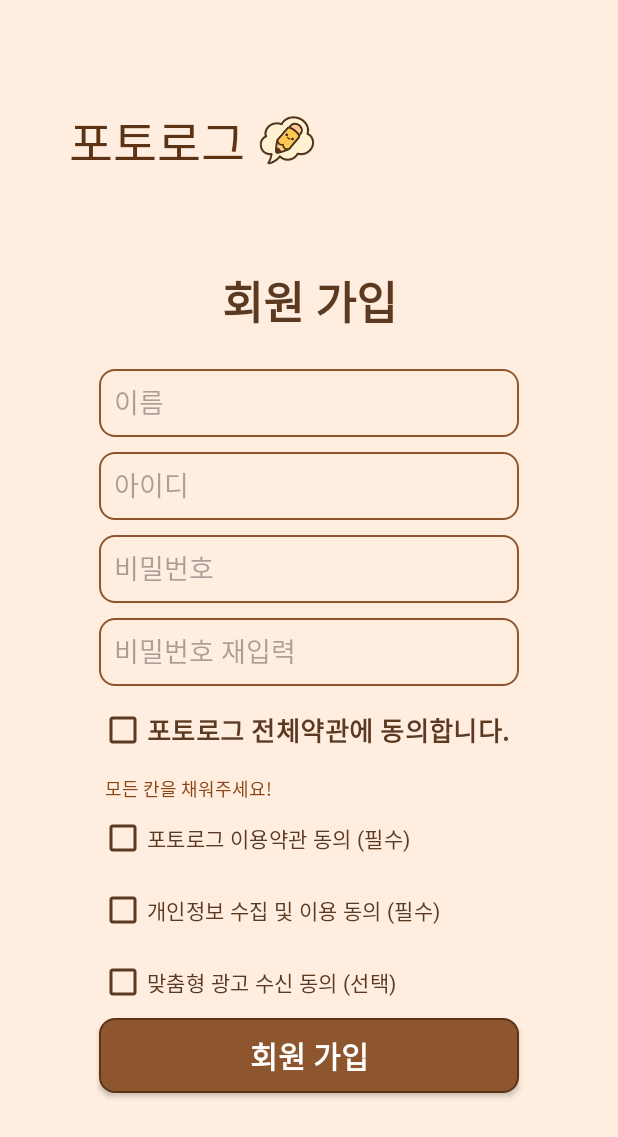
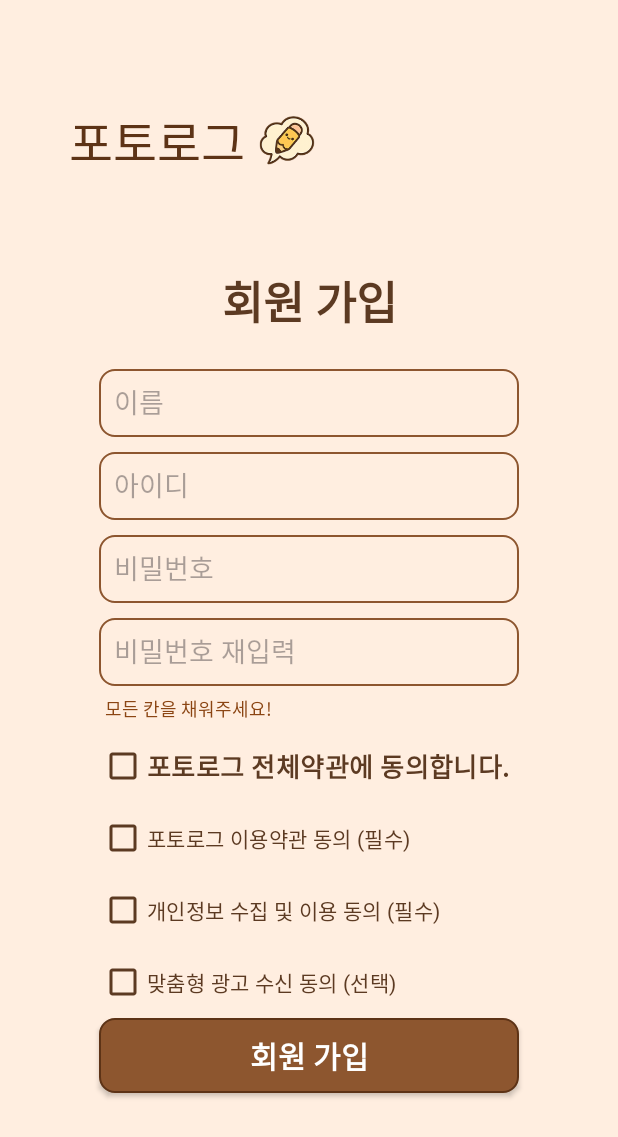
Before and after one commit to decembix/photolog, an Android app: the SignupActivity screen opened directly, with no data from a screen before it, after a tap on "회원 가입", on a phone screen of 412 x 824 dp. Shown: the top 1137 px of the screen. Run offline under Robolectric (Android 15) with nearby library versions, the phone set to English and light mode, and no system bars; Roboto replaces fonts that are not available here.

Commit message:
회원가입 error메세지 수정

```diff
--- a/app/src/main/java/com/example/photolog_front/SignupActivity.java
+++ b/app/src/main/java/com/example/photolog_front/SignupActivity.java
@@ -15,7 +15,7 @@ import androidx.appcompat.app.AppCompatActivity;
 public class SignupActivity extends AppCompatActivity {
 
     CheckBox chkAll, chkUse, chkPrivacy, chkAd;
-    EditText signName, signId, signPwd;
+    EditText signName, signId, signPwd, signPwdCheck;
     TextView tvError;
     Button btnSignup;
 
@@ -32,8 +32,9 @@ public class SignupActivity extends AppCompatActivity {
 
         // 입력칸
         signName = findViewById(R.id.signName);
-        signId = findViewById(R.id.signId);
+        signId = findViewById(R.id.signId);   // ★ 수정됨
         signPwd = findViewById(R.id.signPwd);
+        signPwdCheck = findViewById(R.id.signPwdCheck); // ★ 비밀번호 확인 추가
 
         // 에러 문구
         tvError = findViewById(R.id.tvError);
@@ -76,19 +77,28 @@ public class SignupActivity extends AppCompatActivity {
         String name = signName.getText().toString().trim();
         String id = signId.getText().toString().trim();
         String pw = signPwd.getText().toString().trim();
+        String pwCheck = signPwdCheck.getText().toString().trim();
 
-        if (name.isEmpty()|| id.isEmpty() || pw.isEmpty()) {
+        // 빈칸 체크
+        if (name.isEmpty() || id.isEmpty() || pw.isEmpty() || pwCheck.isEmpty()) {
             tvError.setText("모든 칸을 채워주세요!");
             tvError.setVisibility(View.VISIBLE);
-
             Toast.makeText(this, "모든 칸을 채워주세요!", Toast.LENGTH_SHORT).show();
             return;
         }
 
+        // 비밀번호 일치 확인
+        if (!pw.equals(pwCheck)) {
+            tvError.setText("비밀번호가 일치하지 않습니다.");
+            tvError.setVisibility(View.VISIBLE);
+            Toast.makeText(this, "비밀번호 확인 필요!", Toast.LENGTH_SHORT).show();
+            return;
+        }
+
+        // 필수 약관 체크
         if (!chkUse.isChecked() || !chkPrivacy.isChecked()) {
             tvError.setText("필수 약관에 동의해야 합니다.");
             tvError.setVisibility(View.VISIBLE);
-
             Toast.makeText(this, "필수 약관 동의 필요!", Toast.LENGTH_SHORT).show();
             return;
         }
--- a/app/src/main/res/layout/activity_sign_up.xml
+++ b/app/src/main/res/layout/activity_sign_up.xml
@@ -80,6 +80,7 @@
         android:padding="10dp"/>
 
     <EditText
+        android:id="@+id/signPwdCheck"
         android:layout_gravity="center_horizontal"
         android:layout_width="280dp"
         android:layout_height="45dp"
@@ -88,7 +89,17 @@
         android:inputType="textPassword"
         android:background="@drawable/edittext_bg"
         android:padding="10dp"/>
-
+    <TextView
+        android:id="@+id/tvError"
+        android:layout_width="wrap_content"
+        android:layout_height="wrap_content"
+        android:layout_marginTop="6dp"
+        android:textColor="#8B4513"
+        android:textSize="12sp"
+        android:visibility="gone"
+        android:paddingLeft="40dp"
+        android:layout_gravity="start"
+        android:text="아이디 또는 비밀번호가 틀렸습니다."/>
     <!-- 약관 전체 동의 -->
     <CheckBox
         android:id="@+id/chkAll"
@@ -101,17 +112,7 @@
         android:textSize="17sp"
         app:buttonTint="@color/checkbox_tint"
         android:layout_marginTop="5dp"/>
-    <TextView
-        android:id="@+id/tvError"
-        android:layout_width="wrap_content"
-        android:layout_height="wrap_content"
-        android:layout_marginTop="6dp"
-        android:textColor="#8B4513"
-        android:textSize="12sp"
-        android:visibility="gone"
-        android:paddingLeft="40dp"
-        android:layout_gravity="start"
-        android:text="아이디 또는 비밀번호가 틀렸습니다."/>
+
 
     <!-- 개별 약관 -->
     <CheckBox
```
